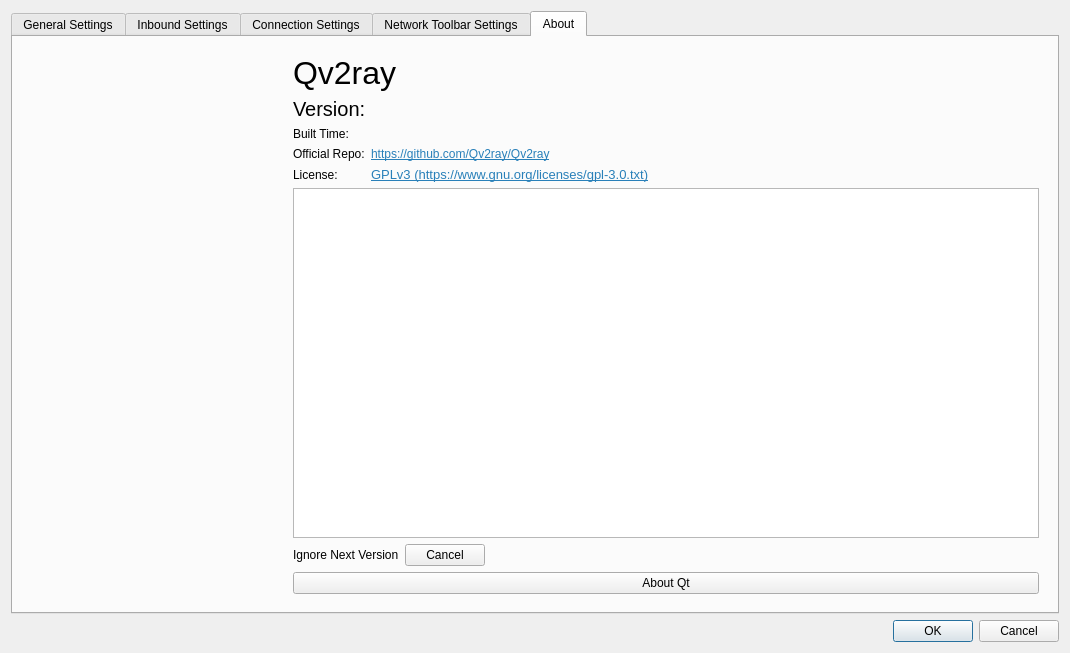
First picture: the form in src/ui/w_PreferencesWindow.ui, repository darsvador/qvssr, before the edit.
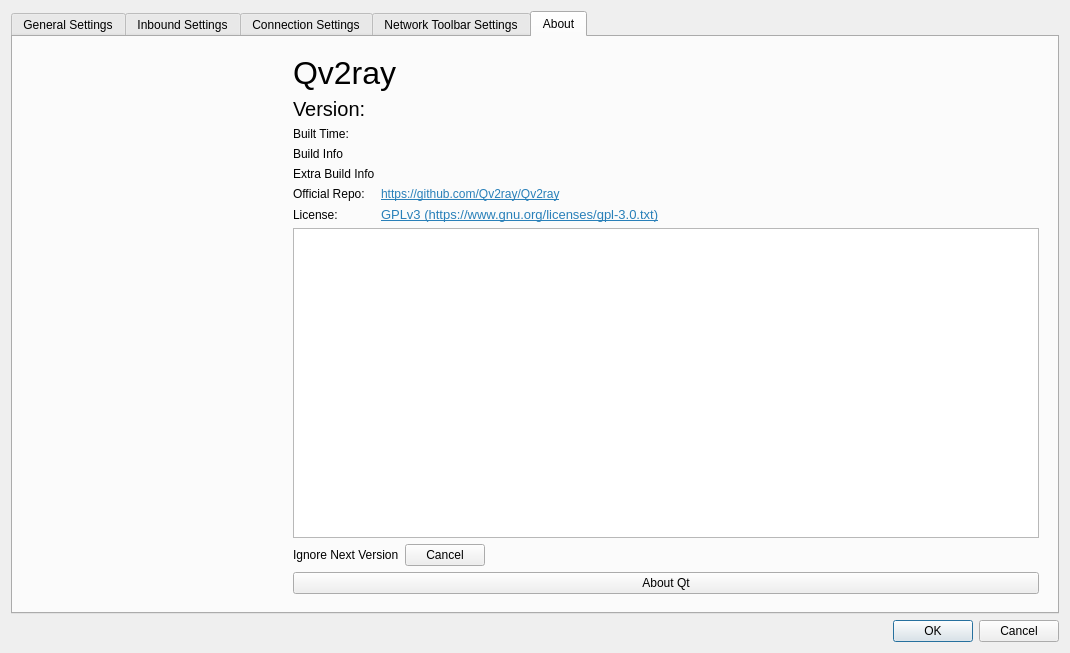
Second picture: the form after the edit. The open tabs and pages were chosen to show the change. Icons and pictures are not drawn.

Commit message: add: added build info texts

```diff
--- a/src/ui/w_PreferencesWindow.ui
+++ b/src/ui/w_PreferencesWindow.ui
@@ -1729,51 +1729,31 @@
           </item>
           <item>
            <layout class="QGridLayout" name="gridLayout_5" columnstretch="0,0">
-            <item row="2" column="1">
-             <widget class="QLabel" name="label_30">
-              <property name="sizePolicy">
-               <sizepolicy hsizetype="Expanding" vsizetype="Preferred">
-                <horstretch>0</horstretch>
-                <verstretch>0</verstretch>
-               </sizepolicy>
+            <item row="0" column="1">
+             <widget class="QLabel" name="qvBuildTime">
+              <property name="text">
+               <string/>
               </property>
-              <property name="font">
-               <font>
-                <pointsize>10</pointsize>
-               </font>
+              <property name="textInteractionFlags">
+               <set>Qt::LinksAccessibleByMouse|Qt::TextSelectableByMouse</set>
               </property>
+             </widget>
+            </item>
+            <item row="4" column="0">
+             <widget class="QLabel" name="label_29">
               <property name="text">
-               <string notr="true">&lt;html&gt;&lt;head/&gt;&lt;body&gt;&lt;p&gt;&lt;a href=&quot;https://www.gnu.org/licenses/gpl-3.0.txt&quot;&gt;&lt;span style=&quot;text-decoration: underline; color:#2980b9;&quot;&gt;GPLv3 (https://www.gnu.org/licenses/gpl-3.0.txt)&lt;/span&gt;&lt;/a&gt;&lt;/p&gt;&lt;/body&gt;&lt;/html&gt;</string>
+               <string>License:</string>
               </property>
-              <property name="textFormat">
-               <enum>Qt::RichText</enum>
-              </property>
-              <property name="wordWrap">
-               <bool>false</bool>
-              </property>
-              <property name="openExternalLinks">
-               <bool>true</bool>
-              </property>
              </widget>
             </item>
-            <item row="1" column="0">
+            <item row="3" column="0">
              <widget class="QLabel" name="label_27">
               <property name="text">
                <string>Official Repo:</string>
               </property>
              </widget>
             </item>
-            <item row="0" column="1">
-             <widget class="QLabel" name="qvBuildTime">
-              <property name="text">
-               <string/>
-              </property>
-              <property name="textInteractionFlags">
-               <set>Qt::LinksAccessibleByMouse|Qt::TextSelectableByMouse</set>
-              </property>
-             </widget>
-            </item>
-            <item row="1" column="1">
+            <item row="3" column="1">
              <widget class="QLabel" name="label_28">
               <property name="sizePolicy">
                <sizepolicy hsizetype="Expanding" vsizetype="Preferred">
@@ -1795,10 +1775,30 @@
               </property>
              </widget>
             </item>
-            <item row="2" column="0">
-             <widget class="QLabel" name="label_29">
+            <item row="4" column="1">
+             <widget class="QLabel" name="label_30">
+              <property name="sizePolicy">
+               <sizepolicy hsizetype="Expanding" vsizetype="Preferred">
+                <horstretch>0</horstretch>
+                <verstretch>0</verstretch>
+               </sizepolicy>
+              </property>
+              <property name="font">
+               <font>
+                <pointsize>10</pointsize>
+               </font>
+              </property>
               <property name="text">
-               <string>License:</string>
+               <string notr="true">&lt;html&gt;&lt;head/&gt;&lt;body&gt;&lt;p&gt;&lt;a href=&quot;https://www.gnu.org/licenses/gpl-3.0.txt&quot;&gt;&lt;span style=&quot;text-decoration: underline; color:#2980b9;&quot;&gt;GPLv3 (https://www.gnu.org/licenses/gpl-3.0.txt)&lt;/span&gt;&lt;/a&gt;&lt;/p&gt;&lt;/body&gt;&lt;/html&gt;</string>
+              </property>
+              <property name="textFormat">
+               <enum>Qt::RichText</enum>
+              </property>
+              <property name="wordWrap">
+               <bool>false</bool>
+              </property>
+              <property name="openExternalLinks">
+               <bool>true</bool>
               </property>
              </widget>
             </item>
@@ -1809,6 +1809,40 @@
               </property>
              </widget>
             </item>
+            <item row="1" column="1">
+             <widget class="QLabel" name="qvBuildInfo">
+              <property name="text">
+               <string/>
+              </property>
+              <property name="textInteractionFlags">
+               <set>Qt::LinksAccessibleByMouse|Qt::TextSelectableByMouse</set>
+              </property>
+             </widget>
+            </item>
+            <item row="1" column="0">
+             <widget class="QLabel" name="label_69">
+              <property name="text">
+               <string>Build Info</string>
+              </property>
+             </widget>
+            </item>
+            <item row="2" column="0">
+             <widget class="QLabel" name="label_70">
+              <property name="text">
+               <string>Extra Build Info</string>
+              </property>
+             </widget>
+            </item>
+            <item row="2" column="1">
+             <widget class="QLabel" name="qvBuildExInfo">
+              <property name="text">
+               <string/>
+              </property>
+              <property name="textInteractionFlags">
+               <set>Qt::LinksAccessibleByMouse|Qt::TextSelectableByMouse</set>
+              </property>
+             </widget>
+            </item>
            </layout>
           </item>
           <item>
```
Left out of the diff: 2 changed lines with no effect on the pictures. The commit also changes 5 other files.
